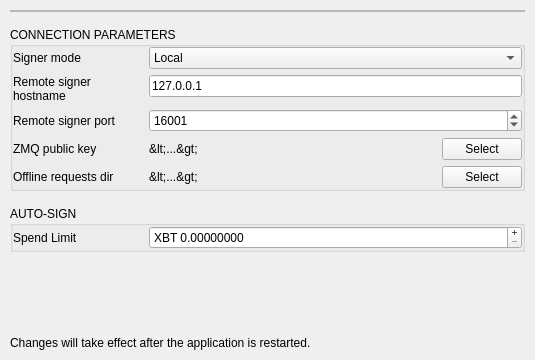
Old version of the form BlockSettleUILib/SignerSettingsPage.ui in the repository BlockSettle/terminal.
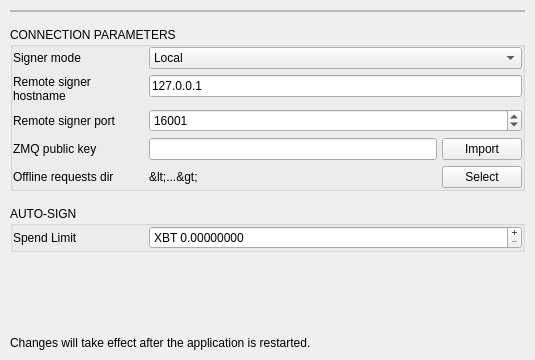
New version of the form.

Commit message: BST-1661 remote zmq key stored directly to settings

What changed in the file:
```diff
--- a/BlockSettleUILib/SignerSettingsPage.ui
+++ b/BlockSettleUILib/SignerSettingsPage.ui
@@ -264,26 +264,7 @@
             <number>0</number>
            </property>
            <item>
-            <widget class="QLabel" name="labelZmqPubKeyPath">
-             <property name="sizePolicy">
-              <sizepolicy hsizetype="Expanding" vsizetype="Preferred">
-               <horstretch>0</horstretch>
-               <verstretch>0</verstretch>
-              </sizepolicy>
-             </property>
-             <property name="text">
-              <string>&lt;...&gt;</string>
-             </property>
-             <property name="textFormat">
-              <enum>Qt::PlainText</enum>
-             </property>
-             <property name="wordWrap">
-              <bool>true</bool>
-             </property>
-             <property name="textInteractionFlags">
-              <set>Qt::TextSelectableByKeyboard|Qt::TextSelectableByMouse</set>
-             </property>
-            </widget>
+            <widget class="QLineEdit" name="lineEditlRemoteZmqPubKey"/>
            </item>
            <item>
             <widget class="QPushButton" name="pushButtonZmqPubKey">
@@ -294,7 +275,7 @@
               </sizepolicy>
              </property>
              <property name="text">
-              <string>Select</string>
+              <string>Import</string>
              </property>
             </widget>
            </item>
```
The commit also changes 7 other files.
